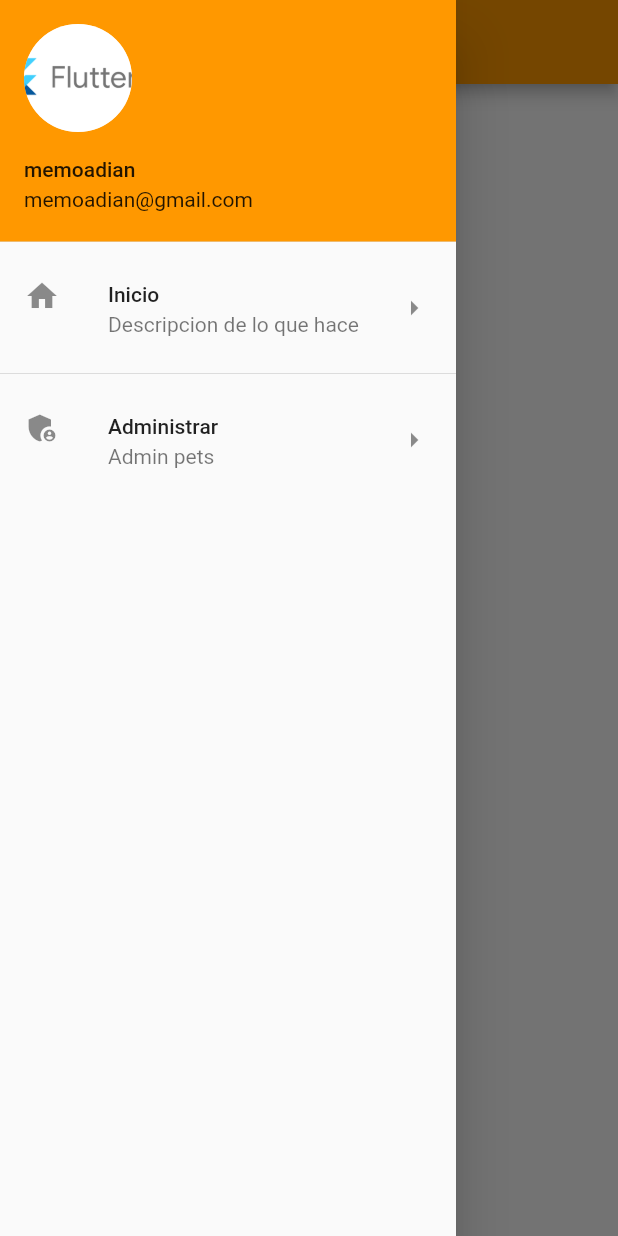
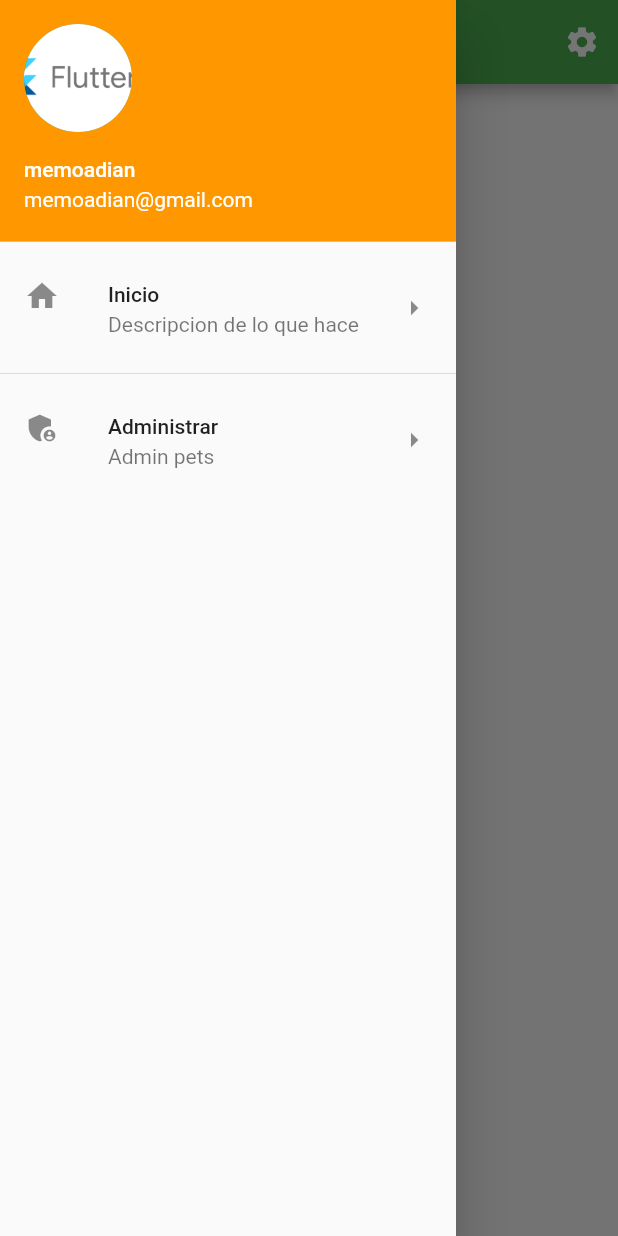
Before and after one commit to memoadian/curso_flutter_octubre, a Flutter app: the screen it shows after launch, with the side drawer open, on a phone screen of 412 x 824 dp. Run offline on Flutter 3.47's test engine with Material 2 defaults, Android fonts, the phone set to English and light mode, and no system bars; our stand-ins replace form_field_validator, image_picker, shared_preferences, sqflite, toast; accounts and stored records are empty; network calls fail.

Commit message:
actualización clase final

```diff
--- a/lib/main.dart
+++ b/lib/main.dart
@@ -4,10 +4,31 @@
 import 'package:mi_proyecto/routes/detail_pet_page.dart';
 import 'package:mi_proyecto/routes/edit_pet_page.dart';
 import 'package:mi_proyecto/routes/home_pet_page.dart';
+import 'package:shared_preferences/shared_preferences.dart';
 
 void main() => runApp(MyApp());
 
-class MyApp extends StatelessWidget {
+class MyApp extends StatefulWidget {
+  @override
+  State<MyApp> createState() => _MyAppState();
+}
+
+class _MyAppState extends State<MyApp> {
+  bool _isOrange = false;
+  SharedPreferences? _prefs;
+
+  @override
+  initState() {
+    super.initState();
+    _loadColor();
+  }
+
+  _loadColor() async {
+    _prefs = await SharedPreferences.getInstance();
+    _isOrange = _prefs?.getBool('orange') ?? false;
+    setState(() {});
+  }
+
   @override
   Widget build(BuildContext context) {
     return MaterialApp(
@@ -20,28 +41,27 @@
       },
       debugShowCheckedModeBanner: false,
       theme: ThemeData(
-        primarySwatch: Colors.orange,
+        primarySwatch: (_isOrange) ? Colors.deepOrange : Colors.green,
       ),
       home: Builder(
         builder: (context) => Scaffold(
           appBar: AppBar(
             title: const Text("Mi primer app"),
+            actions: [
+              Builder(
+                builder: (context) => IconButton(
+                  onPressed: () {
+                    Scaffold.of(context).openEndDrawer();
+                  },
+                  icon: const Icon(Icons.settings),
+                ),
+              ),
+            ],
           ),
           body: const HomePetPage(),
           drawer: Drawer(
             child: ListView(
               children: [
-                /*DrawerHeader(
-                  child: CircleAvatar(
-                    child: Text("Algo"),
-                  ),
-                  decoration: BoxDecoration(
-                    image: DecorationImage(
-                      fit: BoxFit.cover,
-                      image: AssetImage("assets/flutter_logo.png"),
-                    ),
-                  ),
-                ),*/
                 const UserAccountsDrawerHeader(
                   currentAccountPicture: CircleAvatar(
                     backgroundImage: AssetImage("assets/flutter_logo.png"),
@@ -66,15 +86,36 @@
                   subtitle: const Text("Admin pets"),
                   trailing: const Icon(Icons.arrow_right),
                   onTap: () {
-                    /*Navigator.push(
-                      context,
-                      MaterialPageRoute(
-                        builder: (context) => const AdminPetPage(),
-                      ),
-                    );*/
                     Navigator.pushNamed(context, 'admin');
                   },
                 ),
+              ],
+            ),
+          ),
+          endDrawer: Drawer(
+            child: Column(
+              children: [
+                AppBar(
+                  automaticallyImplyLeading: false,
+                  title: const Text("Settings"),
+                  actions: [
+                    IconButton(
+                      onPressed: () => Navigator.pop(context),
+                      icon: const Icon(Icons.close),
+                    ),
+                  ],
+                ),
+                Column(
+                  children: [
+                    SwitchListTile(
+                      value: _isOrange,
+                      onChanged: (val) => setState(() {
+                        _isOrange = val;
+                        _prefs?.setBool('orange', val);
+                      }),
+                    ),
+                  ],
+                )
               ],
             ),
           ),
--- /dev/null
+++ b/lib/models/fav.dart
@@ -0,0 +1,43 @@
+class Fav {
+  int? _id; //id interno
+  late String _name; //nombre
+  late String _age; //edad
+  late String _image; //
+
+  //constructor
+  Fav(this._name, this._age, this._image);
+
+  //mapeamos los elementos dinamicamente
+  Fav.map(dynamic obj) {
+    this._id = obj['id'];
+    this._name = obj['name'];
+    this._age = obj['age'];
+    this._image = obj['image'];
+  }
+
+  //getters
+  int? get id => _id;
+  String get name => _name;
+  String get age => _age;
+  String get image => _image;
+
+  Map<String, dynamic> toMap() {
+    var map = new Map<String, dynamic>();
+    if (_id != null) {
+      //si el id no viene nulo
+      map['id'] = _id; //lo asignamos
+    }
+    map['name'] = _name;
+    map['age'] = _age;
+    map['image'] = _image;
+
+    return map;
+  }
+
+  Fav.fromMap(Map<dynamic, dynamic> map) {
+    this._id = map['id'];
+    this._name = map['name'];
+    this._age = map['age'];
+    this._image = map['image'];
+  }
+}
```
Also changed, not shown: lib/models/fav_helper.dart (added, +122 -0 lines), lib/routes/admin_pet_page.dart (+51 -29 lines), lib/widgets/pets_list.dart (+36 -1 lines), pubspec.yaml (+7 -0 lines), pubspec.lock.
